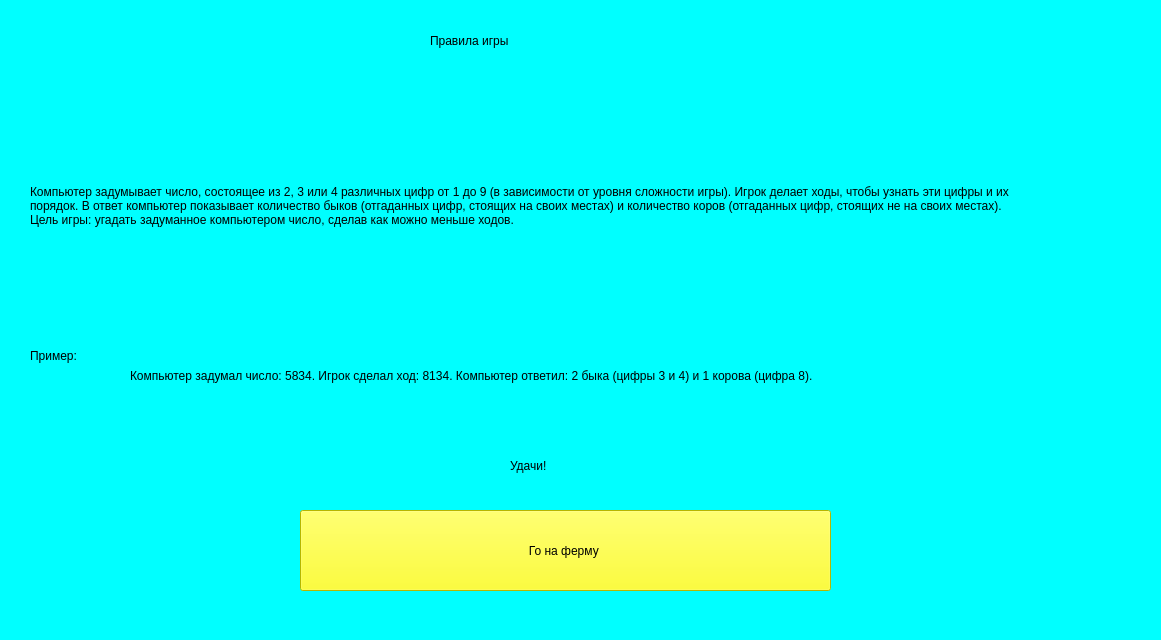
Above: instruction.ui from AjDx1228/Bulls-and-cows before the change. Below: the same form after it.
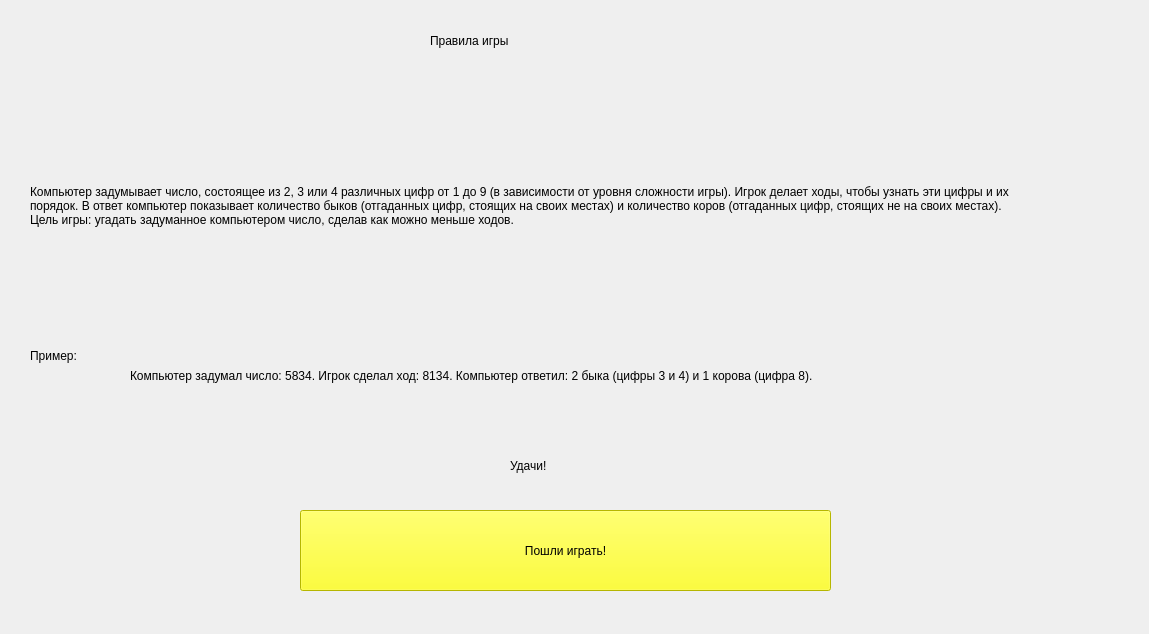
That is the form after the change.

What changed in the file:
```diff
--- a/instruction.ui
+++ b/instruction.ui
@@ -6,15 +6,15 @@
    <rect>
     <x>0</x>
     <y>0</y>
-    <width>1161</width>
-    <height>640</height>
+    <width>1149</width>
+    <height>634</height>
    </rect>
   </property>
   <property name="windowTitle">
    <string>Form</string>
   </property>
   <property name="styleSheet">
-   <string notr="true">background-color: rgb(0, 255, 255);</string>
+   <string notr="true"/>
   </property>
   <widget class="QLabel" name="label">
    <property name="geometry">
@@ -65,7 +65,7 @@
 font: 16pt &quot;Comic Sans MS&quot;;</string>
    </property>
    <property name="text">
-    <string>Го на ферму </string>
+    <string>Пошли играть!</string>
    </property>
   </widget>
   <widget class="QLabel" name="label_3">
@@ -119,6 +119,26 @@
     <string>Правила игры</string>
    </property>
   </widget>
+  <widget class="QLabel" name="background_instruction">
+   <property name="geometry">
+    <rect>
+     <x>0</x>
+     <y>0</y>
+     <width>1161</width>
+     <height>641</height>
+    </rect>
+   </property>
+   <property name="text">
+    <string/>
+   </property>
+  </widget>
+  <zorder>background_instruction</zorder>
+  <zorder>label</zorder>
+  <zorder>label_2</zorder>
+  <zorder>OK_btn</zorder>
+  <zorder>label_3</zorder>
+  <zorder>label_4</zorder>
+  <zorder>label_5</zorder>
  </widget>
  <resources/>
  <connections/>
```
